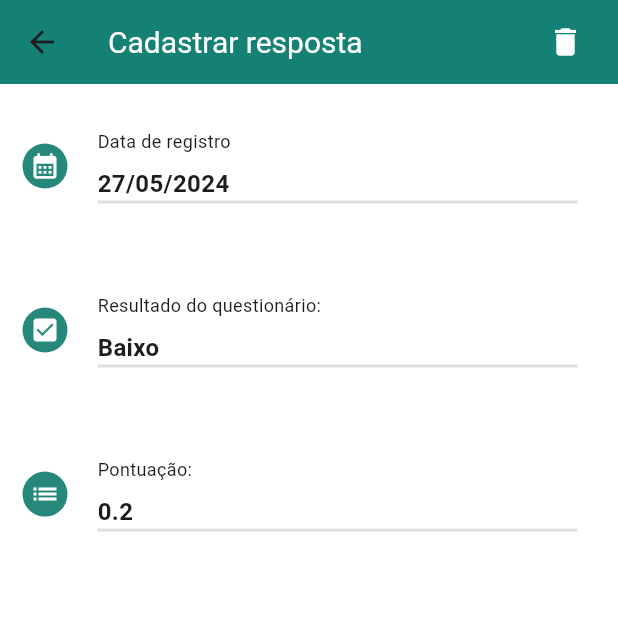
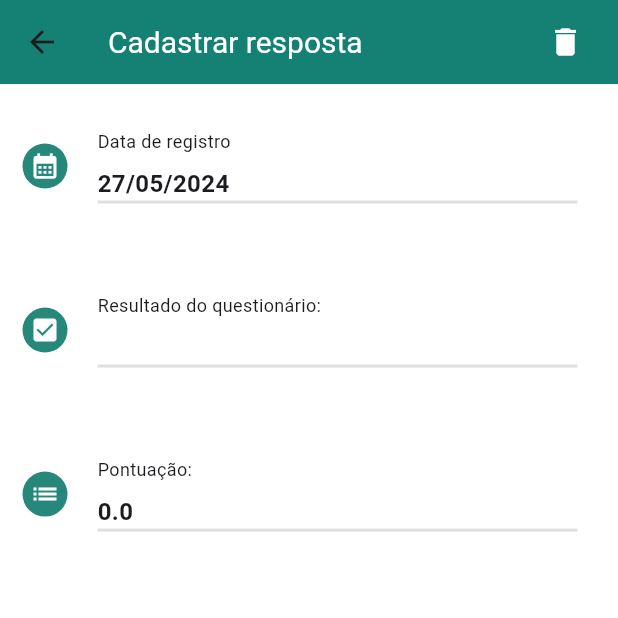
Before and after one commit to cirqueira99/gerenciador-risco-autismo, a Flutter app: the AnswerAdd screen opened directly with empty values, on a phone screen of 412 x 824 dp, the top half of it. Run offline on Flutter 3.47's test engine with Material 3 defaults, Android fonts, the phone set to English and light mode, and no system bars; our stand-ins replace another_flushbar, hive, qr_flutter, share_plus; missing offline and left inert: dart:html, flutter_barcode_scanner, flutter_flushbar; accounts and stored records are empty.

Commit message:
Aplicando download QRcode para mobile

```diff
--- a/gerenciador/lib/services/qrcode_scanner.dart
+++ b/gerenciador/lib/services/qrcode_scanner.dart
@@ -15,7 +15,11 @@ class QrCodeScanner{
 
     code != '-1'? qrCodeInfo = json.decode(code) : qrCodeInfo = {'answers': 'Não validado'};
 
-    qrCodeInfo = {'answers': ['Sim', 'Não', 'Sim', 'Não', 'Sim', 'Sim', 'Não', 'Sim', 'Sim', 'Sim', 'Não', 'Sim', 'Sim', 'Não', 'Não', 'Sim', 'Sim', 'Não', 'Sim', 'Sim']};
+    qrCodeInfo = {
+      'risk': '',
+      'punctuation': 0.0,
+      'answers': ['Não', 'Sim', 'Sim', 'Sim', 'Não', 'Não', 'Sim', 'Sim', 'Sim', 'Sim', 'Não', 'Não', 'Não', 'Não', 'Não', 'Não', 'Não', 'Sim', 'Sim', 'Não']
+    };
 
     return qrCodeInfo;
   }
--- a/gerenciador/lib/views/answers/answer_add.dart
+++ b/gerenciador/lib/views/answers/answer_add.dart
@@ -33,8 +33,6 @@ class _AnswersAddState extends State<AnswerAdd> {
       setState(() {
         widget.answerModel.dateregister = DateFormat('dd/MM/yyyy').format(DateTime.now());
         //calculaRisco()
-        widget.answerModel.risk = 'Baixo';
-        widget.answerModel.punctuation = 0.2;
       });
     }
   }
--- a/gerenciador/lib/views/child/child_view.dart
+++ b/gerenciador/lib/views/child/child_view.dart
@@ -81,7 +81,7 @@ class _ChildrenPageState extends State<ChildrenPage> {
                         AnswerAdd(
                           edit: false,
                           qrCodeInfo: qrCodeInfo,
-                          answerModel: AnswerModel(fkchildren: widget.children.id!, dateregister: '', risk: '', punctuation: 0, kinship: '', name: ''),
+                          answerModel: AnswerModel(fkchildren: widget.children.id!, dateregister: '', risk: qrCodeInfo['risk'], punctuation: qrCodeInfo['punctuation'], kinship: '', name: ''),
                         )
                     )
                 );
--- a/questionarioWeb/lib/views/questionario/questionario.dart
+++ b/questionarioWeb/lib/views/questionario/questionario.dart
@@ -101,7 +101,7 @@ class _QuizPageState extends State<QuizPage> {
     'result': {
       'risk': '',
       'punctuation': 0,
-      'answers': ['Não', 'Sim', 'Sim', 'Sim', 'Não', 'Não', 'Sim', 'Sim', 'Sim', 'Sim', 'Não', 'Não', 'Não', 'Não', 'Não', 'Não', 'Não', 'Sim', 'Sim', 'Não']
+      'answers': ['', 'Não', 'Sim', 'Sim', 'Não', 'Sim', 'Sim', 'Sim', 'Sim', 'Sim', 'Sim', 'Não', 'Sim', 'Sim', 'Sim', 'Sim', 'Sim', 'Sim', 'Sim', 'Sim']
     }
   };
   //'answers': ['', '', '', '', '', '', '', '', '', '', '', '', '', '', '', '', '', '', '', '']
--- a/questionarioWeb/lib/views/resultado/resultado_desktop.dart
+++ b/questionarioWeb/lib/views/resultado/resultado_desktop.dart
@@ -6,6 +6,7 @@ import 'dart:typed_data';
 import 'package:flutter/material.dart';
 import 'package:flutter/rendering.dart';
 import 'package:qr_flutter/qr_flutter.dart';
+
 
 class ResultPageDesktop extends StatefulWidget {
   final Map<String, dynamic> infos;
```
